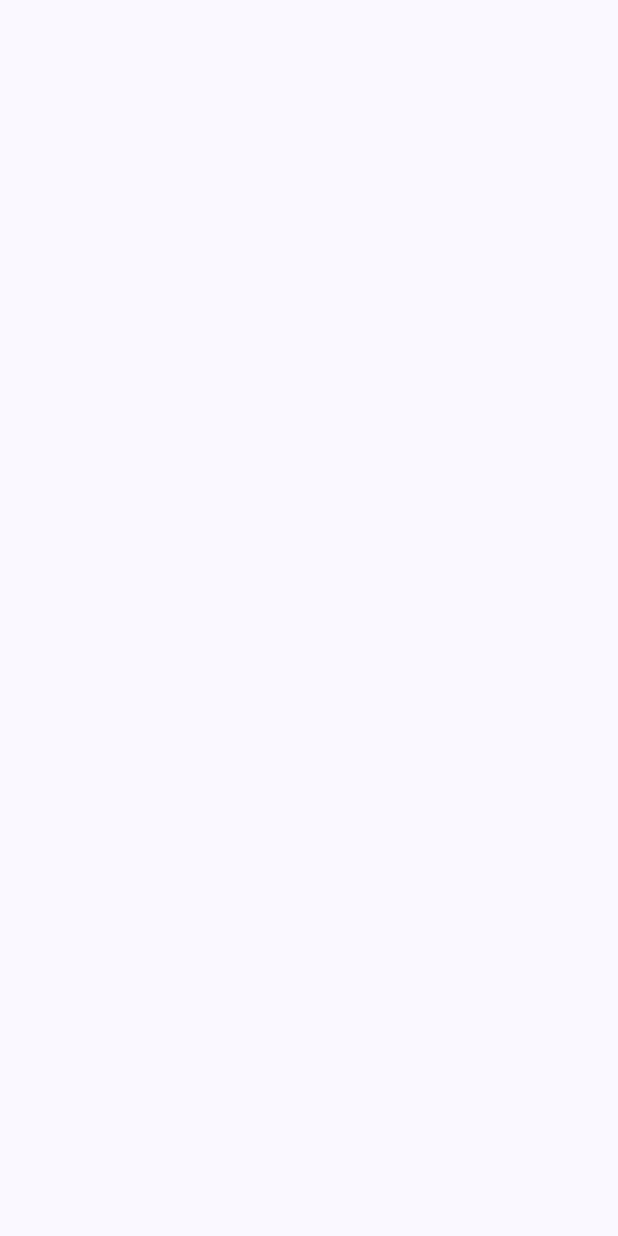
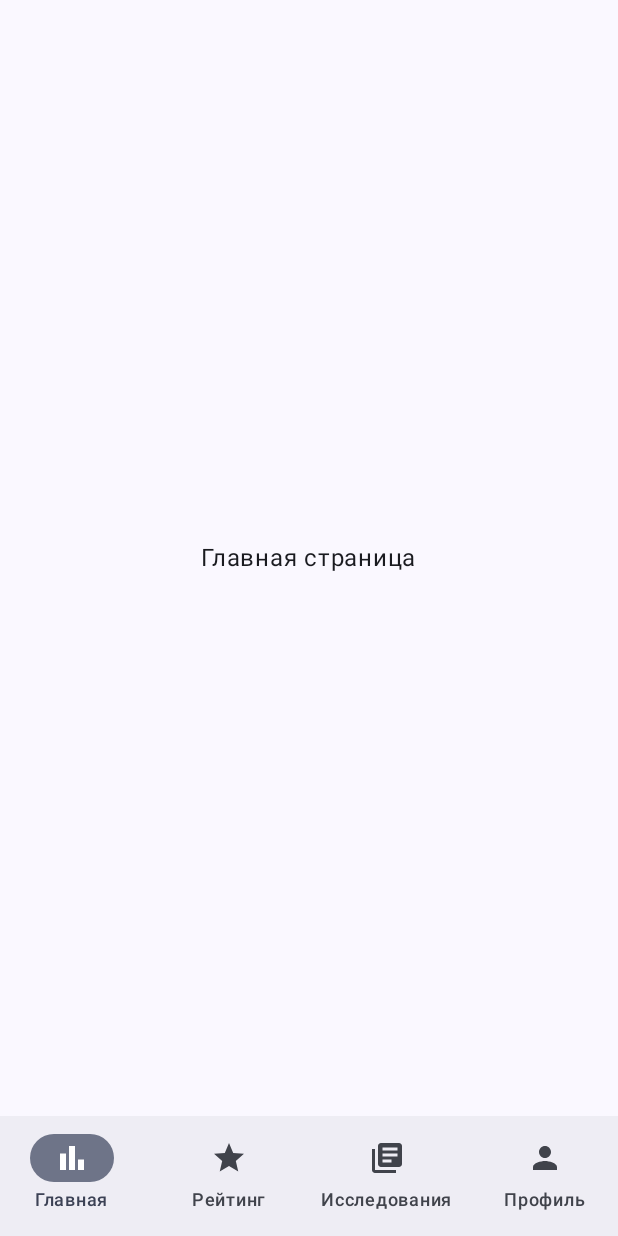
Before and after one commit to Xen1usss/HeyDrink, an Android app built with Jetpack Compose: the screen it shows after launch (MainActivity), on a phone screen of 412 x 824 dp. Before the commit the screen is empty. Run offline under Robolectric (Android 15) with nearby library versions, the phone set to English and light mode, and no system bars.

Commit message:
add NavigationBar with components at pack. navigation. Also add base screens and icons to drawable

```diff
--- a/app/build.gradle.kts
+++ b/app/build.gradle.kts
@@ -66,4 +66,11 @@ dependencies {
     androidTestImplementation(libs.androidx.ui.test.junit4)
     debugImplementation(libs.androidx.ui.tooling)
     debugImplementation(libs.androidx.ui.test.manifest)
+
+    implementation("androidx.compose.material3:material3:1.3.2")
+
+    // navigation-compose
+    implementation ("androidx.navigation:navigation-compose:2.9.2")
+
+
 }
--- a/app/src/main/java/ks/heydrink/MainActivity.kt
+++ b/app/src/main/java/ks/heydrink/MainActivity.kt
@@ -7,6 +7,7 @@ import androidx.activity.enableEdgeToEdge
 import androidx.compose.foundation.layout.fillMaxSize
 import androidx.compose.material3.Scaffold
 import androidx.compose.ui.Modifier
+import ks.heydrink.ui.navigation.AppNavigation
 import ks.heydrink.ui.theme.HeyDrinkTheme
 
 class MainActivity : ComponentActivity() {
@@ -16,7 +17,7 @@ class MainActivity : ComponentActivity() {
         setContent {
             HeyDrinkTheme {
                 Scaffold(modifier = Modifier.fillMaxSize()) { innerPadding ->
-
+                    AppNavigation()
                 }
             }
         }
--- /dev/null
+++ b/app/src/main/java/ks/heydrink/ui/navigation/Navigation.kt
@@ -0,0 +1,33 @@
+package ks.heydrink.ui.navigation
+
+import androidx.compose.foundation.layout.padding
+import androidx.compose.material3.Scaffold
+import androidx.compose.runtime.Composable
+import androidx.compose.ui.Modifier
+import androidx.navigation.compose.NavHost
+import androidx.navigation.compose.composable
+import androidx.navigation.compose.rememberNavController
+import ks.heydrink.ui.screens.HomeScreen
+import ks.heydrink.ui.screens.ProfileScreen
+import ks.heydrink.ui.screens.RatingScreen
+import ks.heydrink.ui.screens.ScienceScreen
+
+@Composable
+fun AppNavigation() {
+    val navController = rememberNavController()
+
+    Scaffold(
+        bottomBar = { NavigationBar(navController) }
+    ) { padding ->
+        NavHost(
+            navController = navController,
+            startDestination = "home",
+            modifier = Modifier.padding(padding)
+        ) {
+            composable("home") { HomeScreen() }
+            composable("rating") { RatingScreen() }
+            composable("science") { ScienceScreen() }
+            composable("profile") { ProfileScreen() }
+        }
+    }
+}
--- /dev/null
+++ b/app/src/main/java/ks/heydrink/ui/navigation/NavigationBar.kt
@@ -0,0 +1,44 @@
+package ks.heydrink.ui.navigation
+
+import androidx.compose.material3.Icon
+import androidx.compose.material3.NavigationBar
+import androidx.compose.material3.NavigationBarItem
+import androidx.compose.material3.Text
+import androidx.compose.runtime.Composable
+import androidx.compose.runtime.getValue
+import androidx.compose.ui.res.painterResource
+import androidx.navigation.NavController
+import androidx.navigation.compose.currentBackStackEntryAsState
+import ks.heydrink.R
+
+@Composable
+fun NavigationBar(navController: NavController) {
+    val items = listOf(
+        NavigationItem.Home,
+        NavigationItem.Rating,
+        NavigationItem.Science,
+        NavigationItem.Profile
+    )
+
+    val navBackStackEntry by navController.currentBackStackEntryAsState()
+    val currentRoute = navBackStackEntry?.destination?.route
+
+    NavigationBar {
+        items.forEach { screen ->
+            NavigationBarItem(
+                icon = { Icon(
+                    painter = painterResource(id = screen.iconResId),
+                    contentDescription = screen.title
+                )  },
+                label = { Text(text = screen.title) },
+                selected = currentRoute == screen.route,
+                onClick = {
+                    navController.navigate(screen.route) {
+                        popUpTo(navController.graph.startDestinationId)
+                        launchSingleTop = true
+                    }
+                }
+            )
+        }
+    }
+}
--- /dev/null
+++ b/app/src/main/java/ks/heydrink/ui/navigation/NavigationItem.kt
@@ -0,0 +1,31 @@
+package ks.heydrink.ui.navigation
+
+import ks.heydrink.R
+
+sealed class NavigationItem(
+    val route: String,
+    val title: String,
+    val iconResId: Int
+) {
+
+    object Home : NavigationItem(
+        "home",
+        "Главная",
+        iconResId = R.drawable.ic_main
+    )
+    object Rating : NavigationItem(
+        "rating",
+        "Рейтинг",
+        iconResId = R.drawable.ic_star
+    )
+    object Science : NavigationItem(
+        "science",
+        "Исследования",
+        iconResId = R.drawable.ic_research
+    )
+    object Profile : NavigationItem(
+        "profile",
+        "Профиль",
+        iconResId = R.drawable.ic_person
+    )
+}
--- /dev/null
+++ b/app/src/main/java/ks/heydrink/ui/screens/HomeScreen.kt
@@ -0,0 +1,18 @@
+package ks.heydrink.ui.screens
+
+import androidx.compose.foundation.layout.Box
+import androidx.compose.foundation.layout.fillMaxSize
+import androidx.compose.material3.Text
+import androidx.compose.runtime.Composable
+import androidx.compose.ui.Alignment
+import androidx.compose.ui.Modifier
+
+@Composable
+fun HomeScreen() {
+    Box(
+        modifier = Modifier.fillMaxSize(),
+        contentAlignment = Alignment.Center
+    ) {
+        Text(text = "Главная страница")
+    }
+}
--- /dev/null
+++ b/app/src/main/java/ks/heydrink/ui/screens/ProfileScreen.kt
@@ -0,0 +1,18 @@
+package ks.heydrink.ui.screens
+
+import androidx.compose.foundation.layout.Box
+import androidx.compose.foundation.layout.fillMaxSize
+import androidx.compose.material3.Text
+import androidx.compose.runtime.Composable
+import androidx.compose.ui.Alignment
+import androidx.compose.ui.Modifier
+
+@Composable
+fun ProfileScreen() {
+    Box(
+        modifier = Modifier.fillMaxSize(),
+        contentAlignment = Alignment.Center
+    ) {
+        Text(text = "Профиль")
+    }
+}
--- /dev/null
+++ b/app/src/main/java/ks/heydrink/ui/screens/RatingScreen.kt
@@ -0,0 +1,18 @@
+package ks.heydrink.ui.screens
+
+import androidx.compose.foundation.layout.Box
+import androidx.compose.foundation.layout.fillMaxSize
+import androidx.compose.material3.Text
+import androidx.compose.runtime.Composable
+import androidx.compose.ui.Alignment
+import androidx.compose.ui.Modifier
+
+@Composable
+fun RatingScreen() {
+    Box(
+        modifier = Modifier.fillMaxSize(),
+        contentAlignment = Alignment.Center
+    ) {
+        Text(text = "Рейтинг")
+    }
+}
--- /dev/null
+++ b/app/src/main/java/ks/heydrink/ui/screens/ResearchScreen.kt
@@ -0,0 +1,18 @@
+package ks.heydrink.ui.screens
+
+import androidx.compose.foundation.layout.Box
+import androidx.compose.foundation.layout.fillMaxSize
+import androidx.compose.material3.Text
+import androidx.compose.runtime.Composable
+import androidx.compose.ui.Alignment
+import androidx.compose.ui.Modifier
+
+@Composable
+fun ScienceScreen() {
+    Box(
+        modifier = Modifier.fillMaxSize(),
+        contentAlignment = Alignment.Center
+    ) {
+        Text(text = "Исследования")
+    }
+}
--- /dev/null
+++ b/app/src/main/res/drawable/ic_main.xml
@@ -0,0 +1,9 @@
+<vector xmlns:android="http://schemas.android.com/apk/res/android" android:height="24dp" android:tint="#000000" android:viewportHeight="24" android:viewportWidth="24" android:width="24dp">
+
+    <path android:fillColor="@android:color/white" android:pathData="M4,9h4v11h-4z"/>
+
+    <path android:fillColor="@android:color/white" android:pathData="M16,13h4v7h-4z"/>
+
+    <path android:fillColor="@android:color/white" android:pathData="M10,4h4v16h-4z"/>
+
+</vector>
--- /dev/null
+++ b/app/src/main/res/drawable/ic_person.xml
@@ -0,0 +1,5 @@
+<vector xmlns:android="http://schemas.android.com/apk/res/android" android:height="24dp" android:tint="#000000" android:viewportHeight="24" android:viewportWidth="24" android:width="24dp">
+
+    <path android:fillColor="@android:color/white" android:pathData="M12,12c2.21,0 4,-1.79 4,-4s-1.79,-4 -4,-4 -4,1.79 -4,4 1.79,4 4,4zM12,14c-2.67,0 -8,1.34 -8,4v2h16v-2c0,-2.66 -5.33,-4 -8,-4z"/>
+
+</vector>
--- /dev/null
+++ b/app/src/main/res/drawable/ic_research.xml
@@ -0,0 +1,5 @@
+<vector xmlns:android="http://schemas.android.com/apk/res/android" android:autoMirrored="true" android:height="24dp" android:tint="#000000" android:viewportHeight="24" android:viewportWidth="24" android:width="24dp">
+
+    <path android:fillColor="@android:color/white" android:pathData="M4,6L2,6v14c0,1.1 0.9,2 2,2h14v-2L4,20L4,6zM20,2L8,2c-1.1,0 -2,0.9 -2,2v12c0,1.1 0.9,2 2,2h12c1.1,0 2,-0.9 2,-2L22,4c0,-1.1 -0.9,-2 -2,-2zM19,11L9,11L9,9h10v2zM15,15L9,15v-2h6v2zM19,7L9,7L9,5h10v2z"/>
+
+</vector>
--- /dev/null
+++ b/app/src/main/res/drawable/ic_star.xml
@@ -0,0 +1,5 @@
+<vector xmlns:android="http://schemas.android.com/apk/res/android" android:height="24dp" android:tint="#000000" android:viewportHeight="24" android:viewportWidth="24" android:width="24dp">
+
+    <path android:fillColor="@android:color/white" android:pathData="M12,17.27L18.18,21l-1.64,-7.03L22,9.24l-7.19,-0.61L12,2 9.19,8.63 2,9.24l5.46,4.73L5.82,21z"/>
+
+</vector>
```
